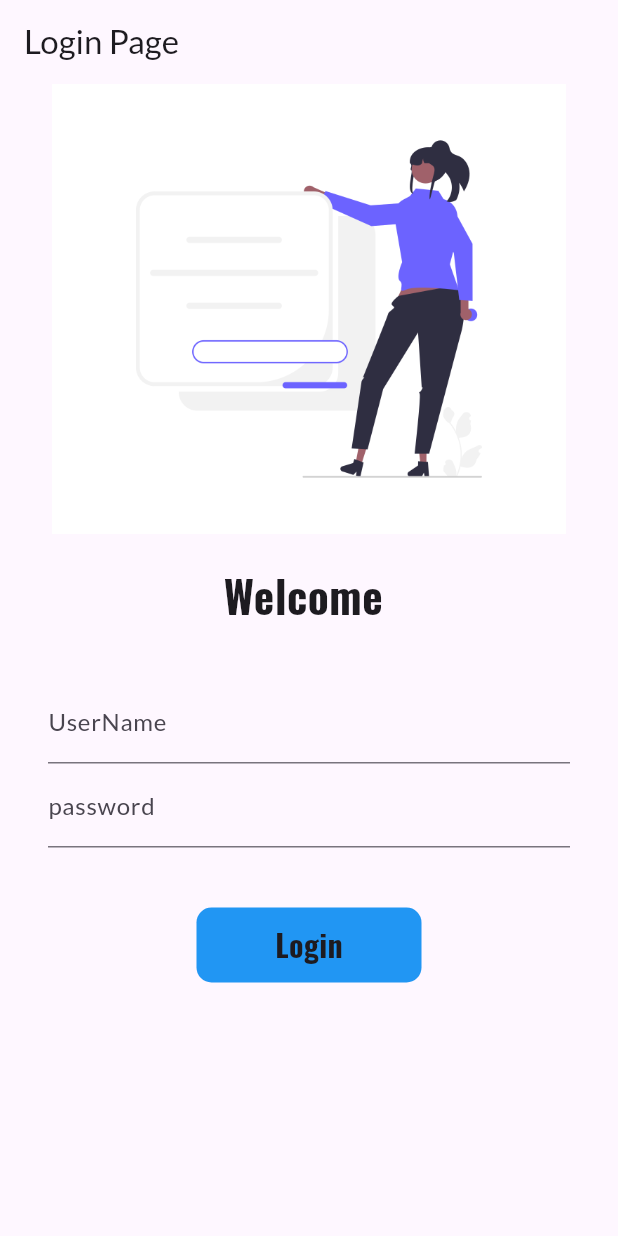
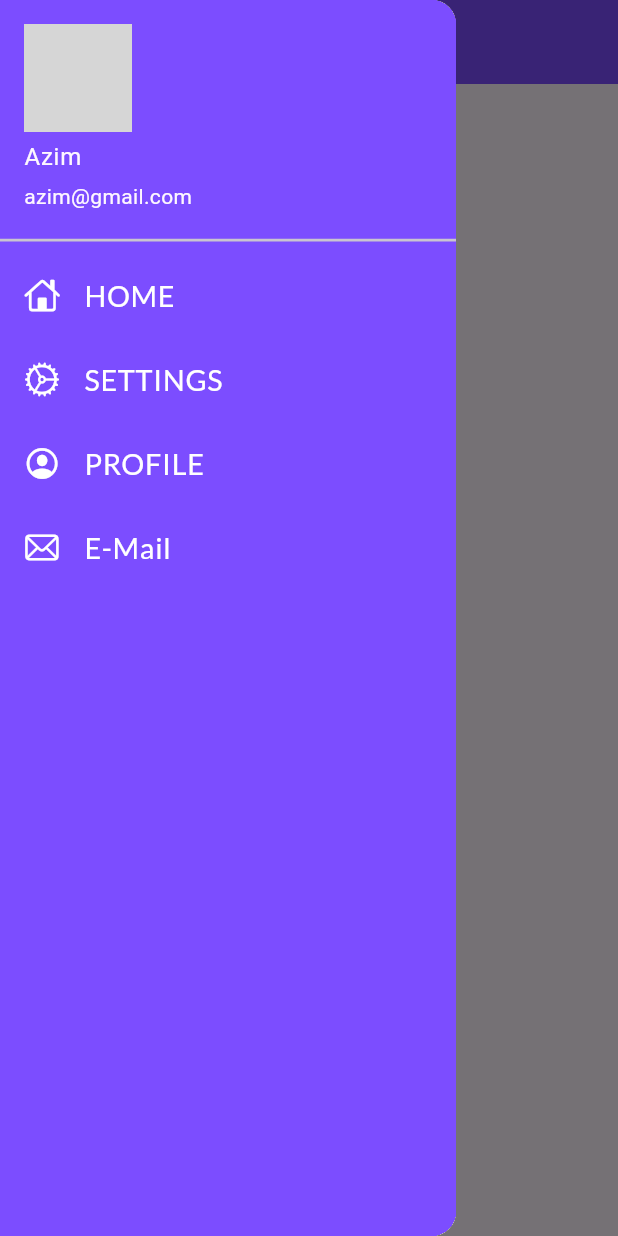
Before and after one commit to mdazim764/Flutter-Tutorial-Codepur1, a Flutter app: the screen it shows after launch, with the side drawer open (before the commit the screen has no drawer), on a phone screen of 412 x 824 dp. Run offline on Flutter 3.47's test engine with Material 3 defaults, Android fonts, the phone set to English and light mode, and no system bars; our stand-ins replace google_fonts; network calls fail; grey boxes are pictures that could not be loaded.

Commit message:
day8 drawer manu and network image and image providers

```diff
--- a/lib/main.dart
+++ b/lib/main.dart
@@ -27,8 +27,9 @@ class MyApp extends StatelessWidget {
       darkTheme: ThemeData(
         brightness: Brightness.light,
           primarySwatch: Colors.red),
+      debugShowCheckedModeBanner: false,
       // it changed the default activity (page) 'initial means first'
-      // initialRoute: "/home",
+      initialRoute: "/home",
       routes: {
         // '/' is the default activity [page] that can displays first
         MyRoutes.loginRoute:(context)=>const LoginPage(),
--- a/lib/pages/home_page.dart
+++ b/lib/pages/home_page.dart
@@ -1,4 +1,6 @@
 import 'package:flutter/material.dart';
+
+import '../widgets/drawer.dart';
 
 class HomePage extends StatelessWidget {
   final int age = 21;
@@ -9,19 +11,21 @@ class HomePage extends StatelessWidget {
   Widget build(BuildContext context) {
     return Scaffold(
       appBar: AppBar(
+
         title: const Text(
           "first app",
-          style: TextStyle(fontSize: 30),
+          style: TextStyle(fontSize: 30,color: Colors.white),
         ),
-        backgroundColor: Colors.red,
+        backgroundColor: Colors.deepPurpleAccent,
+        foregroundColor: Colors.white,
       ),
       body: Center(
         child: Text(
-          "name: $name\nage: $age",
+          "Welcome $name\nage: $age",
           style: const TextStyle(fontSize: 30),
         ),
       ),
-      drawer: Drawer(),
+      drawer: MyDrawer(),
     );
   }
 }
--- a/lib/pages/login_page.dart
+++ b/lib/pages/login_page.dart
@@ -39,7 +39,8 @@ class _LoginPageState extends State<LoginPage> {
         ),
         home: Scaffold(
           appBar: AppBar(
-            title: const Text('Login Page'),
+            backgroundColor: Colors.deepPurpleAccent,
+            title: const Text('Login Page',style: TextStyle(color: Colors.white),),
           ),
           body: SingleChildScrollView(
             // Ensures scrolling if content overflows
--- /dev/null
+++ b/lib/widgets/drawer.dart
@@ -0,0 +1,80 @@
+import 'package:flutter/cupertino.dart';
+import 'package:flutter/material.dart';
+
+class MyDrawer extends StatelessWidget {
+  const MyDrawer({super.key});
+
+  @override
+  Widget build(BuildContext context) {
+
+    final imageUrl="https://media.licdn.com/dms/image/v2/D5603AQHXJweFDASvNg/profile-displayphoto-shrink_800_800/profile-displayphoto-shrink_800_800/0/1726398906982?e=1740614400&v=beta&t=kILIryheDmiIcZ1sIQ8XWTk06RITsziONwimHT5Z0rU";
+    return Drawer(
+      child: Container(
+        color: Colors.deepPurpleAccent,
+        // margin:EdgeInsets.only(top: 30),
+        child: ListView(
+          children: [
+            DrawerHeader(
+              padding: EdgeInsets.zero,
+                child: UserAccountsDrawerHeader(
+                  decoration: BoxDecoration(
+                    color: Colors.deepPurpleAccent
+                  ),
+                  margin: EdgeInsets.zero,
+                    accountName: Text("Azim"),
+                    accountEmail: Text("azim@gmail.com"),
+                  currentAccountPicture:CircleAvatar(
+                    backgroundImage: NetworkImage(imageUrl),
+                  ) ,
+                ),
+            ),
+            ListTile(
+              leading: Icon(
+                CupertinoIcons.home,color: Colors.white,
+              ),
+              title: Text("HOME",
+                textScaleFactor: 1.2,
+                style: TextStyle(
+                color: Colors.white,
+              ),
+              ),
+            ),
+            ListTile(
+              leading: Icon(
+                CupertinoIcons.settings,color: Colors.white,
+              ),
+              title: Text("SETTINGS",
+                textScaleFactor: 1.2,
+                style: TextStyle(
+                  color: Colors.white,
+                ),
+              ),
+            ),
+            ListTile(
+              leading: Icon(
+                CupertinoIcons.profile_circled,color: Colors.white,
+              ),
+              title: Text("PROFILE",
+                textScaleFactor: 1.2,
+                style: TextStyle(
+                  color: Colors.white,
+                ),
+              ),
+            ),
+            ListTile(
+              leading: Icon(
+                CupertinoIcons.mail,color: Colors.white,
+              ),
+              title: Text("E-Mail",
+                textScaleFactor: 1.2,
+                style: TextStyle(
+                  color: Colors.white,
+                ),
+              ),
+            ),
+          ],
+        ),
+      ),
+    );
+  }
+}
```
